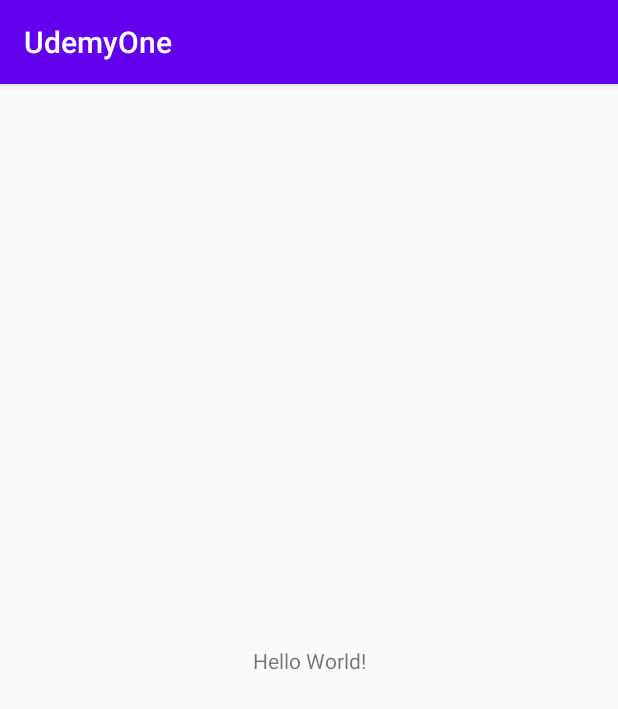
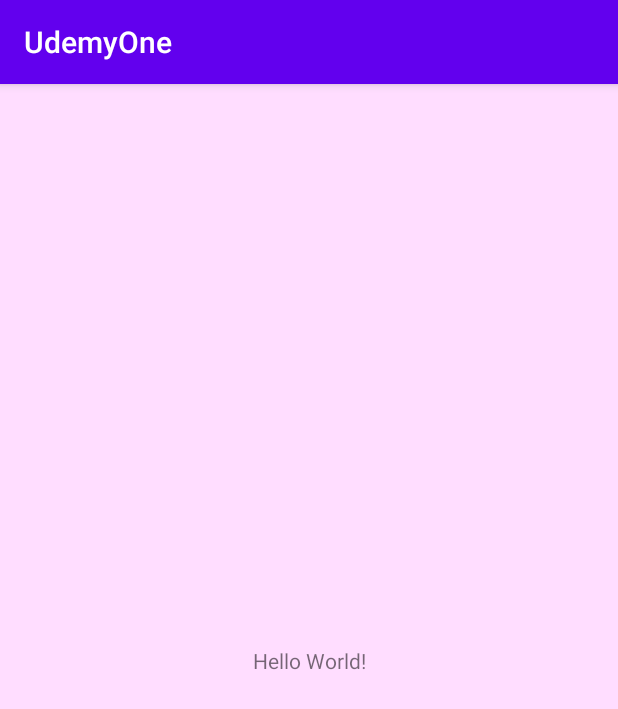
Before and after one commit to kronos777/UdemyOne, an Android app: the screen it shows after launch (MainActivity), on a phone screen of 412 x 824 dp. Shown: the top 709 px of the screen. Run offline under Robolectric (Android 15) with nearby library versions, the phone set to English and light mode, and no system bars.

Commit message:
Change bg color

```diff
--- a/app/src/main/res/layout/activity_main.xml
+++ b/app/src/main/res/layout/activity_main.xml
@@ -1,9 +1,11 @@
 <?xml version="1.0" encoding="utf-8"?>
-<android.support.constraint.ConstraintLayout xmlns:android="http://schemas.android.com/apk/res/android"
+<androidx.constraintlayout.widget.ConstraintLayout
+    xmlns:android="http://schemas.android.com/apk/res/android"
     xmlns:app="http://schemas.android.com/apk/res-auto"
     xmlns:tools="http://schemas.android.com/tools"
     android:layout_width="match_parent"
     android:layout_height="match_parent"
+    android:background="#ffddff"
     tools:context=".MainActivity">
 
     <TextView
@@ -15,4 +17,4 @@
         app:layout_constraintRight_toRightOf="parent"
         app:layout_constraintTop_toTopOf="parent" />
 
-</android.support.constraint.ConstraintLayout>
+</androidx.constraintlayout.widget.ConstraintLayout>
```
